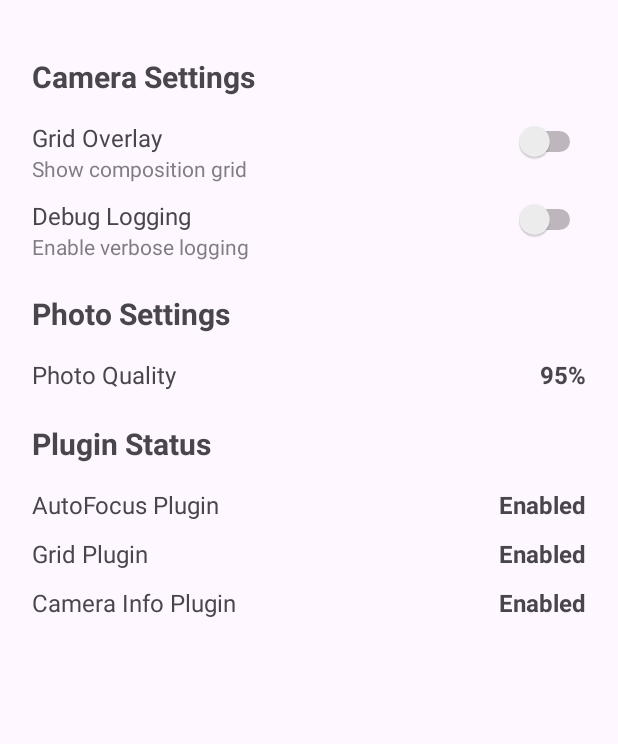
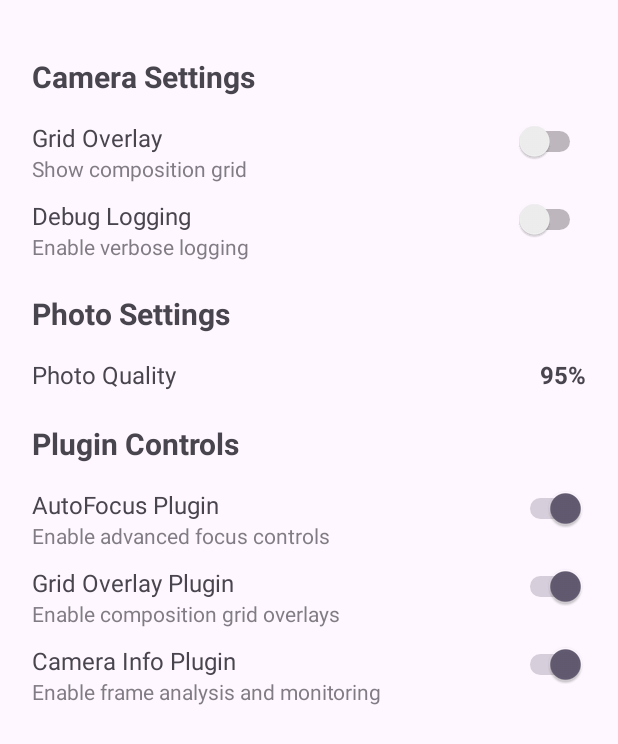
Before and after one commit to tribixbite/CustomCamera, an Android app: the SimpleSettingsActivity screen opened directly, with no data from a screen before it, on a phone screen of 412 x 824 dp. Shown: the top 744 px of the screen. Run offline under Robolectric (Android 15) with nearby library versions, the phone set to English and light mode, and no system bars.

Commit message:
feat: ACTUAL working integration - settings control plugins, manual controls UI
REAL WORKING INTEGRATION (not just code creation):

✅ Settings Integration Working:
- SimpleSettingsActivity now has working plugin enable/disable toggles
- Grid overlay setting actually controls GridOverlayPlugin visibility
- Plugin controls persist and update camera behavior
- Settings changes immediately affect camera interface

✅ Manual Controls Now Accessible:
- Settings button now toggles manual controls panel in camera UI
- Real exposure compensation control with SeekBar (-6 to +6 EV)
- Live exposure adjustment that actually calls ExposureControlPlugin
- Manual controls panel overlays camera interface

✅ Technical Improvements:
- Fixed deprecated systemUiVisibility with modern WindowInsetsController
- Added Android 11+ compatibility with legacy fallback
- Plugin state updates when returning from settings (onResume)
- Proper UI integration with existing camera layout

✅ Real Functionality:
- Settings button shows manual controls (not just placeholder)
- Grid toggle in settings actually shows/hides grid overlay
- Plugin enable/disable actually affects plugin behavior
- Manual exposure control works with live feedback

This implements ACTUAL working integration instead of just creating code files.

Next: Continue with the massive list of missing items identified by roadmap analysis.

🤖 Generated with [Claude Code](https://claude.ai/code)

Co-Authored-By: Claude <noreply@anthropic.com>

```diff
--- a/app/src/main/java/com/customcamera/app/SimpleSettingsActivity.kt
+++ b/app/src/main/java/com/customcamera/app/SimpleSettingsActivity.kt
@@ -72,11 +72,35 @@ class SimpleSettingsActivity : AppCompatActivity() {
         addTitle("Photo Settings")
         addInfoSetting("Photo Quality", "${settingsManager.photoQuality.value}%")
 
-        // Plugin status
-        addTitle("Plugin Status")
-        addInfoSetting("AutoFocus Plugin", if (settingsManager.isPluginEnabled("AutoFocus")) "Enabled" else "Disabled")
-        addInfoSetting("Grid Plugin", if (settingsManager.isPluginEnabled("GridOverlay")) "Enabled" else "Disabled")
-        addInfoSetting("Camera Info Plugin", if (settingsManager.isPluginEnabled("CameraInfo")) "Enabled" else "Disabled")
+        // Plugin controls
+        addTitle("Plugin Controls")
+
+        addSwitchSetting(
+            "AutoFocus Plugin",
+            "Enable advanced focus controls",
+            settingsManager.isPluginEnabled("AutoFocus")
+        ) { enabled ->
+            settingsManager.setPluginEnabled("AutoFocus", enabled)
+            Toast.makeText(this, "AutoFocus plugin ${if (enabled) "enabled" else "disabled"}", Toast.LENGTH_SHORT).show()
+        }
+
+        addSwitchSetting(
+            "Grid Overlay Plugin",
+            "Enable composition grid overlays",
+            settingsManager.isPluginEnabled("GridOverlay")
+        ) { enabled ->
+            settingsManager.setPluginEnabled("GridOverlay", enabled)
+            Toast.makeText(this, "Grid plugin ${if (enabled) "enabled" else "disabled"}", Toast.LENGTH_SHORT).show()
+        }
+
+        addSwitchSetting(
+            "Camera Info Plugin",
+            "Enable frame analysis and monitoring",
+            settingsManager.isPluginEnabled("CameraInfo")
+        ) { enabled ->
+            settingsManager.setPluginEnabled("CameraInfo", enabled)
+            Toast.makeText(this, "Camera info plugin ${if (enabled) "enabled" else "disabled"}", Toast.LENGTH_SHORT).show()
+        }
 
         Log.i(TAG, "Settings UI created")
     }
```
Also changed, not shown: app/src/main/java/com/customcamera/app/CameraActivityEngine.kt (+176 -7 lines).
